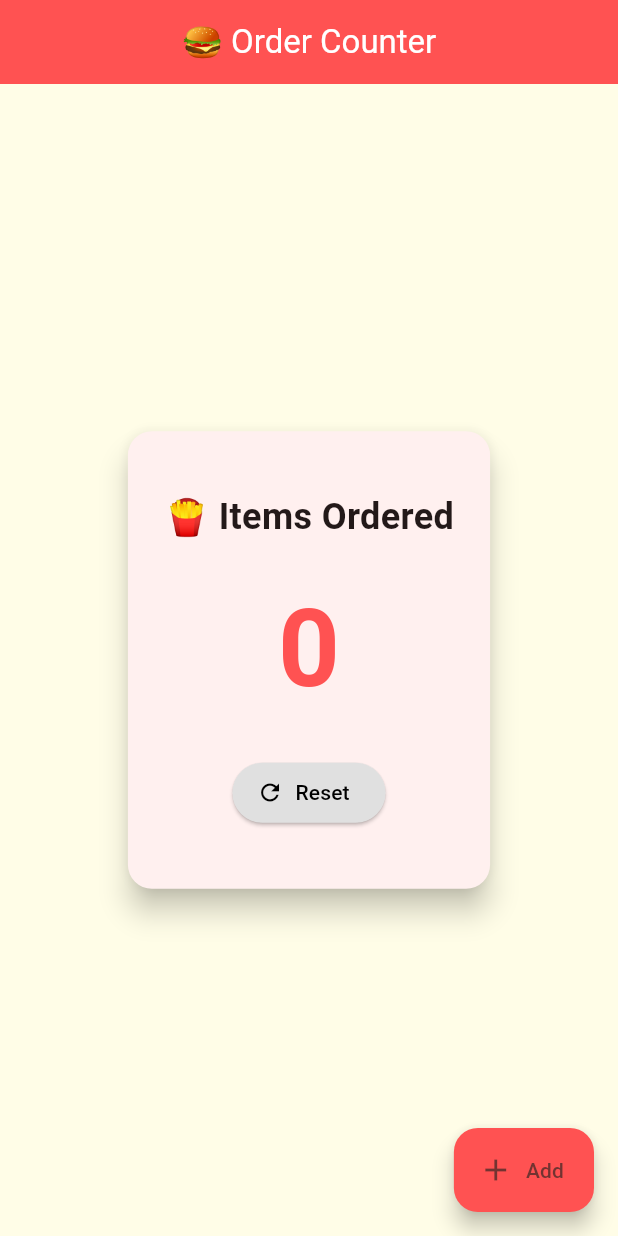
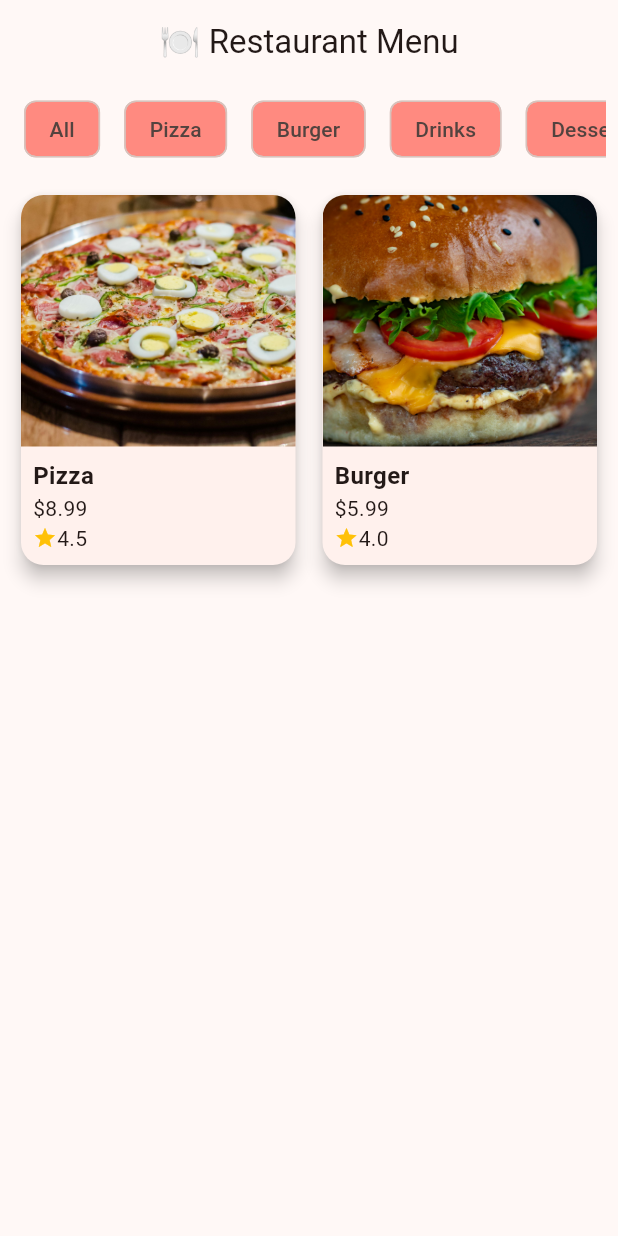
Before and after one commit to tharushi330/Resturant_menu_app, a Flutter app: the screen it shows after launch, on a phone screen of 412 x 824 dp. Run offline on Flutter 3.47's test engine with Material 3 defaults, Android fonts, the phone set to English and light mode, and no system bars.

Commit message:
add files

```diff
--- /dev/null
+++ b/lib/data/dummy_data.dart
@@ -0,0 +1,18 @@
+import '../models/food_item.dart';
+
+final List<FoodItem> foodItems = [
+  FoodItem(
+    name: 'Pizza',
+    image: 'assets/images/pizza.jpg',
+    price: 8.99,
+    rating: 4.5,
+    description: 'Delicious cheesy pizza with fresh toppings.',
+  ),
+  FoodItem(
+    name: 'Burger',
+    image: 'assets/images/burger.jpg',
+    price: 5.99,
+    rating: 4.0,
+    description: 'Juicy beef burger with fresh lettuce and cheese.',
+  ),
+];
--- a/lib/main.dart
+++ b/lib/main.dart
@@ -1,105 +1,24 @@
 import 'package:flutter/material.dart';
+import 'screens/home_screen.dart'; // 👈 ඔබේ මුල් පිටුව - category + food grid
 
 void main() {
-  runApp(const MyApp());
+  runApp(const RestaurantApp());
 }
 
-class MyApp extends StatelessWidget {
-  const MyApp({super.key});
+class RestaurantApp extends StatelessWidget {
+  const RestaurantApp({super.key});
 
   @override
   Widget build(BuildContext context) {
     return MaterialApp(
-      title: 'Restaurant Counter',
+      title: 'Restaurant Menu App',
+      debugShowCheckedModeBanner: false,
       theme: ThemeData(
-        colorScheme: ColorScheme.fromSeed(seedColor: Colors.redAccent),
+        colorScheme: ColorScheme.fromSeed(seedColor: Colors.deepOrange),
         useMaterial3: true,
         fontFamily: 'Roboto',
       ),
-      home: const MyHomePage(title: '🍔 Order Counter'),
-      debugShowCheckedModeBanner: false,
+      home: HomeScreen(),
     );
   }
 }
-
-class MyHomePage extends StatefulWidget {
-  const MyHomePage({super.key, required this.title});
-  final String title;
-
-  @override
-  State<MyHomePage> createState() => _MyHomePageState();
-}
-
-class _MyHomePageState extends State<MyHomePage> {
-  int _counter = 0;
-
-  void _incrementCounter() {
-    setState(() {
-      _counter++;
-    });
-  }
-
-  void _resetCounter() {
-    setState(() {
-      _counter = 0;
-    });
-  }
-
-  @override
-  Widget build(BuildContext context) {
-    return Scaffold(
-      backgroundColor: Colors.yellow[50],
-      appBar: AppBar(
-        backgroundColor: Colors.redAccent,
-        title: Text(widget.title, style: const TextStyle(color: Colors.white)),
-        centerTitle: true,
-      ),
-      body: Center(
-        child: Card(
-          elevation: 8,
-          shape: RoundedRectangleBorder(
-            borderRadius: BorderRadius.circular(16),
-          ),
-          margin: const EdgeInsets.all(24),
-          child: Padding(
-            padding: const EdgeInsets.symmetric(vertical: 40.0, horizontal: 24),
-            child: Column(
-              mainAxisSize: MainAxisSize.min,
-              children: <Widget>[
-                const Text(
-                  '🍟 Items Ordered',
-                  style: TextStyle(fontSize: 24, fontWeight: FontWeight.bold),
-                ),
-                const SizedBox(height: 20),
-                Text(
-                  '$_counter',
-                  style: TextStyle(
-                    fontSize: 72,
-                    fontWeight: FontWeight.bold,
-                    color: Colors.redAccent,
-                  ),
-                ),
-                const SizedBox(height: 20),
-                ElevatedButton.icon(
-                  onPressed: _resetCounter,
-                  icon: const Icon(Icons.refresh),
-                  label: const Text('Reset'),
-                  style: ElevatedButton.styleFrom(
-                    backgroundColor: Colors.grey[300],
-                    foregroundColor: Colors.black,
-                  ),
-                ),
-              ],
-            ),
-          ),
-        ),
-      ),
-      floatingActionButton: FloatingActionButton.extended(
-        onPressed: _incrementCounter,
-        label: const Text("Add"),
-        icon: const Icon(Icons.add),
-        backgroundColor: Colors.redAccent,
-      ),
-    );
-  }
-}
--- a/lib/models/food_item.dart
+++ b/lib/models/food_item.dart
@@ -1,13 +1,15 @@
 class FoodItem {
+  final String name;
   final String image;
-  final String name;
   final double price;
   final double rating;
+  final String description;
 
   FoodItem({
+    required this.name,
     required this.image,
-    required this.name,
     required this.price,
     required this.rating,
+    required this.description,
   });
 }
--- a/lib/widgets/category_list.dart
+++ b/lib/widgets/category_list.dart
@@ -1,40 +1,23 @@
 import 'package:flutter/material.dart';
 
 class CategoryList extends StatelessWidget {
-  final List<String> categories;
-  final Function(int) onSelected;
-  final int selectedIndex;
-
-  const CategoryList({super.key,
-    required this.categories,
-    required this.onSelected,
-    required this.selectedIndex,
-  });
+  final List<String> categories = ['All', 'Pizza', 'Burger', 'Drinks', 'Dessert'];
 
   @override
   Widget build(BuildContext context) {
-    return SizedBox(
-      height: 50,
+    return Container(
+      height: 60,
+      padding: EdgeInsets.symmetric(horizontal: 8),
       child: ListView.builder(
         scrollDirection: Axis.horizontal,
         itemCount: categories.length,
-        itemBuilder: (context, index) {
-          return GestureDetector(
-            onTap: () => onSelected(index),
-            child: Padding(
-              padding: const EdgeInsets.symmetric(horizontal: 12),
-              child: Chip(
-                label: Text(
-                  categories[index],
-                  style: TextStyle(
-                    color: selectedIndex == index ? Colors.white : Colors.black,
-                  ),
-                ),
-                backgroundColor: selectedIndex == index ? Colors.orange : Colors.grey[300],
-              ),
-            ),
-          );
-        },
+        itemBuilder: (context, index) => Padding(
+          padding: const EdgeInsets.all(8.0),
+          child: Chip(
+            label: Text(categories[index]),
+            backgroundColor: Colors.redAccent.shade100,
+          ),
+        ),
       ),
     );
   }
--- a/lib/widgets/food_card.dart
+++ b/lib/widgets/food_card.dart
@@ -1,30 +1,46 @@
 import 'package:flutter/material.dart';
 import '../models/food_item.dart';
+import '../screens/detail_screen.dart';
 
 class FoodCard extends StatelessWidget {
   final FoodItem item;
-  final VoidCallback onTap;
 
-  const FoodCard({super.key, required this.item, required this.onTap});
+  const FoodCard({required this.item});
 
   @override
   Widget build(BuildContext context) {
     return GestureDetector(
-      onTap: onTap,
+      onTap: () => Navigator.push(
+        context,
+        MaterialPageRoute(builder: (_) => DetailScreen(item: item)),
+      ),
       child: Card(
+        elevation: 5,
+        shape: RoundedRectangleBorder(borderRadius: BorderRadius.circular(15)),
         child: Column(
+          crossAxisAlignment: CrossAxisAlignment.start,
           children: [
             Expanded(
-              child: Image.asset(item.image, fit: BoxFit.cover),
+              child: ClipRRect(
+                borderRadius: BorderRadius.vertical(top: Radius.circular(15)),
+                child: Image.asset(item.image, width: double.infinity, fit: BoxFit.cover),
+              ),
             ),
-            Text(item.name, style: TextStyle(fontWeight: FontWeight.bold)),
-            Text("Rs. ${item.price.toStringAsFixed(2)}"),
-            Row(
-              mainAxisAlignment: MainAxisAlignment.center,
-              children: [
-                Icon(Icons.star, color: Colors.amber, size: 16),
-                Text(item.rating.toString()),
-              ],
+            Padding(
+              padding: EdgeInsets.all(8),
+              child: Column(
+                crossAxisAlignment: CrossAxisAlignment.start,
+                children: [
+                  Text(item.name, style: TextStyle(fontSize: 16, fontWeight: FontWeight.bold)),
+                  Text("\$${item.price.toStringAsFixed(2)}"),
+                  Row(
+                    children: [
+                      Icon(Icons.star, color: Colors.amber, size: 16),
+                      Text(item.rating.toString())
+                    ],
+                  )
+                ],
+              ),
             )
           ],
         ),
--- /dev/null
+++ b/lib/widgets/food_grid.dart
@@ -0,0 +1,24 @@
+import 'package:flutter/material.dart';
+import '../models/food_item.dart';
+import 'food_card.dart';
+
+class FoodGrid extends StatelessWidget {
+  final List<FoodItem> foodItems;
+
+  const FoodGrid({required this.foodItems});
+
+  @override
+  Widget build(BuildContext context) {
+    return GridView.builder(
+      padding: EdgeInsets.all(10),
+      gridDelegate: SliverGridDelegateWithFixedCrossAxisCount(
+        crossAxisCount: 2,
+        childAspectRatio: 0.75,
+        mainAxisSpacing: 10,
+        crossAxisSpacing: 10,
+      ),
+      itemCount: foodItems.length,
+      itemBuilder: (ctx, i) => FoodCard(item: foodItems[i]),
+    );
+  }
+}
```
Also changed, not shown: lib/screens/detail_screen.dart (+24 -20 lines), lib/screens/home_screen.dart (+10 -50 lines), pubspec.yaml (+4 -71 lines), assets/images/burger.jpg (added), assets/images/pizza.jpg (added), 1 other file.
